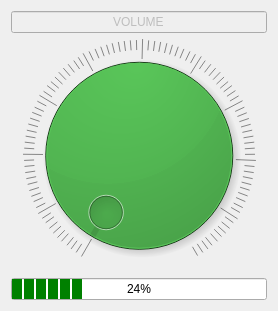
This is iDom_Client/volumedialog.ui in cyniu88/QT_kurs as Qt 5 draws it before an edit. The edited form follows.
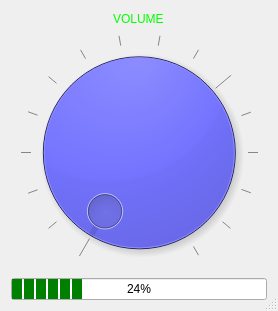
This is the edited form. Icons and pictures are not drawn.

Commit message: poprawki w wygladzie potencjometru

The edit to the form file:
```diff
--- a/iDom_Client/volumedialog.ui
+++ b/iDom_Client/volumedialog.ui
@@ -11,7 +11,19 @@
    </rect>
   </property>
   <property name="windowTitle">
-   <string>Dialog</string>
+   <string>set volume</string>
+  </property>
+  <property name="autoFillBackground">
+   <bool>false</bool>
+  </property>
+  <property name="styleSheet">
+   <string notr="true">background-image: url(:/new/prefix1/files/background.png);</string>
+  </property>
+  <property name="sizeGripEnabled">
+   <bool>true</bool>
+  </property>
+  <property name="modal">
+   <bool>true</bool>
   </property>
   <layout class="QVBoxLayout" name="verticalLayout">
    <item>
@@ -19,9 +31,17 @@
      <property name="enabled">
       <bool>false</bool>
      </property>
+     <property name="styleSheet">
+      <string notr="true">background-color: rgba(0, 0, 0, 0);
+border: none ;
+color: rgb(0, 255, 0);</string>
+     </property>
      <property name="text">
       <string>VOLUME</string>
      </property>
+     <property name="frame">
+      <bool>false</bool>
+     </property>
      <property name="alignment">
       <set>Qt::AlignCenter</set>
      </property>
@@ -33,8 +53,7 @@
    <item>
     <widget class="QDial" name="dial">
      <property name="styleSheet">
-      <string notr="true"> background-color: green;
-</string>
+      <string notr="true">background-color: rgb(0, 0, 255);</string>
      </property>
      <property name="orientation">
       <enum>Qt::Horizontal</enum>
@@ -49,7 +68,7 @@
       <bool>false</bool>
      </property>
      <property name="notchTarget">
-      <double>1.000000000000000</double>
+      <double>20.000000000000000</double>
      </property>
      <property name="notchesVisible">
       <bool>true</bool>
```
The commit also changes 2 other files.
